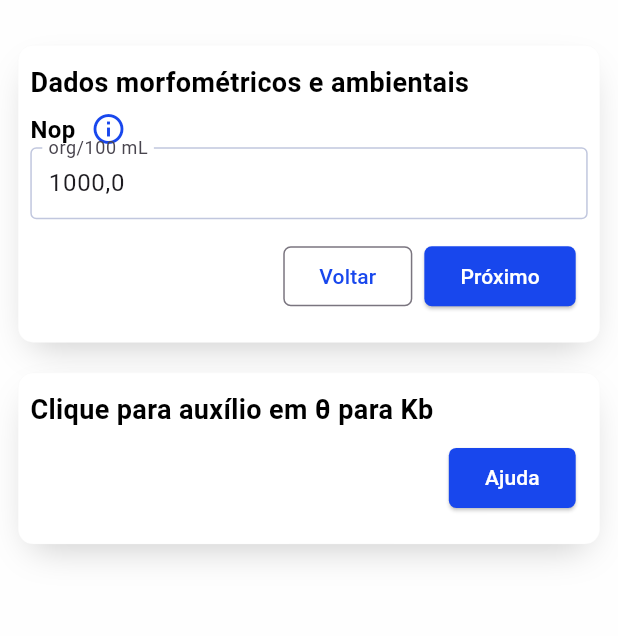
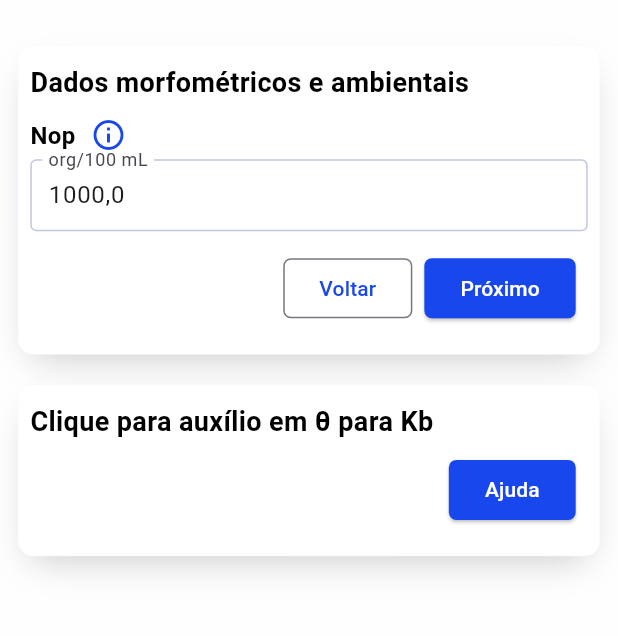
Before and after one commit to jvictorpdl/ColiCalc-mobile, a Flutter app: the DadosDaMisturaPage screen opened by its route, on a phone screen of 412 x 824 dp, the part 72-708 px from its top. Run offline on Flutter 3.47's test engine with Material 3 defaults, Android fonts, the phone set to English and light mode, and no system bars; our stand-ins replace bloc, fl_chart, flutter_bloc, freezed_annotation, get_it.

Commit message:
ajuste de espacamento para o icone info e tooltip ajustada para aparecer acima

```diff
--- a/lib/ui/widgets/custom_input.dart
+++ b/lib/ui/widgets/custom_input.dart
@@ -24,21 +24,20 @@ class _CustomInputState extends State<CustomInput> {
     return Column(
       crossAxisAlignment: CrossAxisAlignment.start,
       children: [
-        //perguntar onde encaixar a tooltip para ela ficar acima do title
         Row(
           children: [
             Text(
               widget.title,
-              style: AppTextStyles.h3.copyWith(
-                fontWeight: FontWeight.w600,
-              ),
+              style: AppTextStyles.h3.copyWith(fontWeight: FontWeight.w600),
             ),
             Padding(
-              padding: const EdgeInsets.symmetric(horizontal: 10.0),
+              padding:
+                  const EdgeInsets.symmetric(horizontal: 10.0, vertical: 4),
               child: Tooltip(
                 message: widget.tooltip,
                 triggerMode: TooltipTriggerMode.tap,
                 waitDuration: Duration.zero,
+                preferBelow: false,
                 child: Icon(
                   Icons.info_outline,
                   color: AppColors.accent,
```
